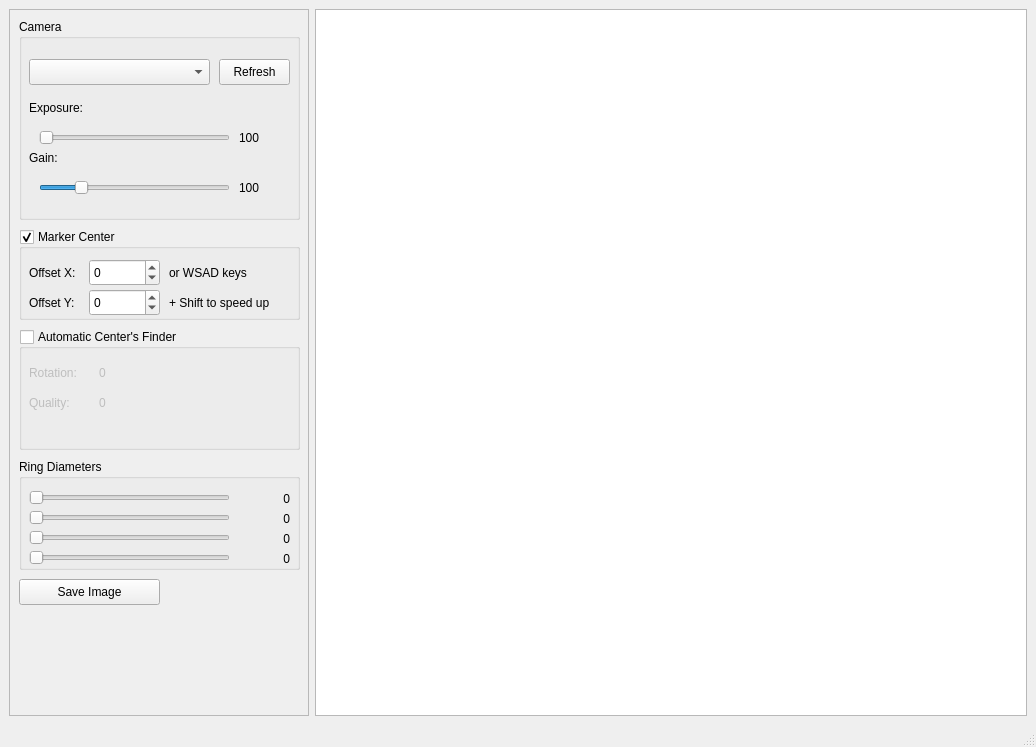
This is src/mainwindow.ui in bigbad3868/NewtonCollimationCamera as Qt 5 draws it before an edit. The edited form follows.
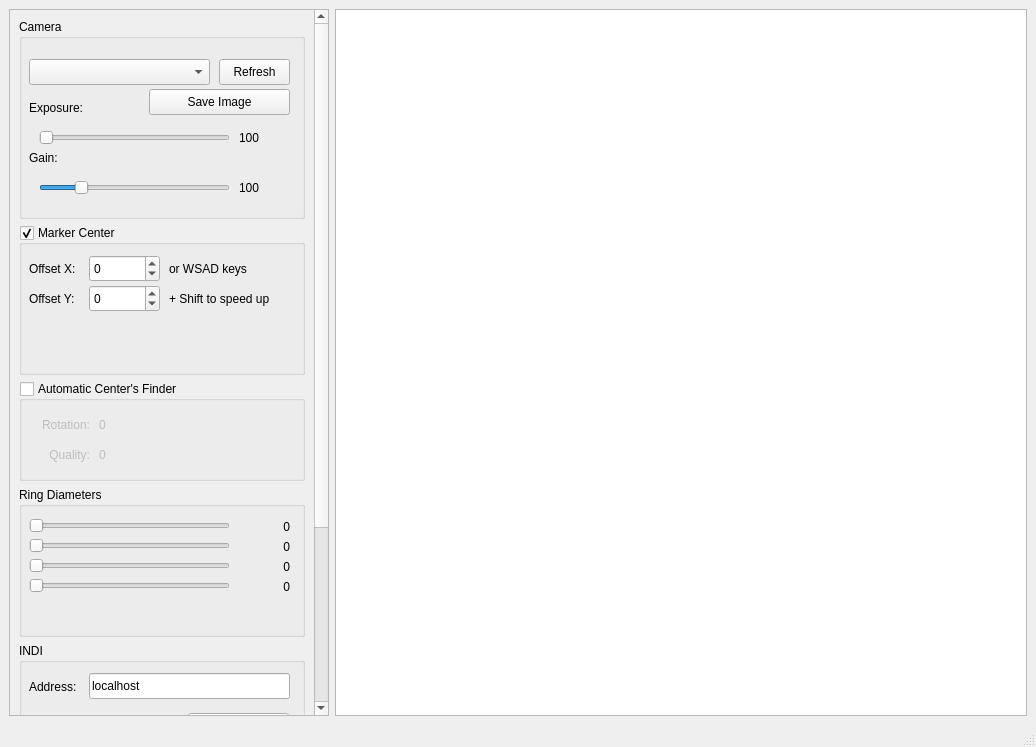
This is the edited form.

The edit to the form file:
```diff
--- a/src/mainwindow.ui
+++ b/src/mainwindow.ui
@@ -16,307 +16,45 @@
   <widget class="QWidget" name="centralwidget">
    <layout class="QHBoxLayout" name="horizontalLayout">
     <item>
-     <widget class="QFrame" name="frame">
+     <widget class="QScrollArea" name="scrollArea">
+      <property name="sizePolicy">
+       <sizepolicy hsizetype="Preferred" vsizetype="Expanding">
+        <horstretch>0</horstretch>
+        <verstretch>0</verstretch>
+       </sizepolicy>
+      </property>
       <property name="minimumSize">
        <size>
-        <width>300</width>
+        <width>320</width>
         <height>0</height>
        </size>
       </property>
-      <property name="frameShape">
-       <enum>QFrame::StyledPanel</enum>
-      </property>
-      <property name="frameShadow">
-       <enum>QFrame::Raised</enum>
-      </property>
-      <widget class="QGroupBox" name="markerCenter">
-       <property name="geometry">
-        <rect>
-         <x>10</x>
-         <y>220</y>
-         <width>281</width>
-         <height>91</height>
-        </rect>
-       </property>
-       <property name="title">
-        <string>Marker Center</string>
-       </property>
-       <property name="checkable">
+      <property name="widgetResizable">
         <bool>true</bool>
        </property>
-       <widget class="QLabel" name="label_3">
+      <widget class="QWidget" name="scrollAreaWidgetContents">
         <property name="geometry">
          <rect>
-          <x>10</x>
-          <y>60</y>
-          <width>58</width>
-          <height>27</height>
-         </rect>
-        </property>
-        <property name="text">
-         <string>Offset Y:</string>
-        </property>
-       </widget>
-       <widget class="QLabel" name="label_2">
-        <property name="geometry">
-         <rect>
-          <x>10</x>
-          <y>30</y>
-          <width>58</width>
-          <height>27</height>
-         </rect>
-        </property>
-        <property name="text">
-         <string>Offset X:</string>
-        </property>
-       </widget>
-       <widget class="QSpinBox" name="offsetX">
-        <property name="geometry">
-         <rect>
-          <x>70</x>
-          <y>30</y>
-          <width>71</width>
-          <height>27</height>
-         </rect>
-        </property>
-        <property name="minimum">
-         <number>-500</number>
-        </property>
-        <property name="maximum">
-         <number>500</number>
-        </property>
-       </widget>
-       <widget class="QLabel" name="label_6">
-        <property name="geometry">
-         <rect>
-          <x>150</x>
-          <y>30</y>
-          <width>121</width>
-          <height>27</height>
-         </rect>
-        </property>
-        <property name="text">
-         <string>or WSAD keys</string>
-        </property>
-       </widget>
-       <widget class="QLabel" name="label_7">
-        <property name="geometry">
-         <rect>
-          <x>150</x>
-          <y>60</y>
-          <width>121</width>
-          <height>27</height>
-         </rect>
-        </property>
-        <property name="text">
-         <string>+ Shift to speed up</string>
-        </property>
-       </widget>
-       <widget class="QSpinBox" name="offsetY">
-        <property name="geometry">
-         <rect>
-          <x>70</x>
-          <y>60</y>
-          <width>71</width>
-          <height>27</height>
-         </rect>
-        </property>
-        <property name="minimum">
-         <number>-500</number>
-        </property>
-        <property name="maximum">
-         <number>500</number>
-        </property>
-       </widget>
-      </widget>
-      <widget class="QGroupBox" name="groupBox_2">
-       <property name="geometry">
-        <rect>
-         <x>10</x>
-         <y>450</y>
-         <width>281</width>
-         <height>111</height>
-        </rect>
-       </property>
-       <property name="title">
-        <string>Ring Diameters</string>
-       </property>
-       <property name="checkable">
-        <bool>false</bool>
-       </property>
-       <widget class="QLabel" name="ringValue_1">
-        <property name="geometry">
-         <rect>
-          <x>220</x>
-          <y>30</y>
-          <width>51</width>
-          <height>20</height>
-         </rect>
-        </property>
-        <property name="text">
-         <string>0</string>
-        </property>
-        <property name="alignment">
-         <set>Qt::AlignRight|Qt::AlignTrailing|Qt::AlignVCenter</set>
-        </property>
-       </widget>
-       <widget class="QSlider" name="ringSlider_3">
-        <property name="geometry">
-         <rect>
-          <x>10</x>
-          <y>70</y>
-          <width>201</width>
-          <height>18</height>
-         </rect>
-        </property>
-        <property name="minimum">
-         <number>1</number>
-        </property>
-        <property name="maximum">
-         <number>1000</number>
-        </property>
-        <property name="pageStep">
-         <number>10</number>
-        </property>
-        <property name="value">
-         <number>1</number>
-        </property>
-        <property name="orientation">
-         <enum>Qt::Horizontal</enum>
-        </property>
-       </widget>
-       <widget class="QLabel" name="ringValue_4">
-        <property name="geometry">
-         <rect>
-          <x>220</x>
-          <y>90</y>
-          <width>51</width>
-          <height>20</height>
-         </rect>
-        </property>
-        <property name="text">
-         <string>0</string>
-        </property>
-        <property name="alignment">
-         <set>Qt::AlignRight|Qt::AlignTrailing|Qt::AlignVCenter</set>
-        </property>
-       </widget>
-       <widget class="QLabel" name="ringValue_3">
-        <property name="geometry">
-         <rect>
-          <x>220</x>
-          <y>70</y>
-          <width>51</width>
-          <height>20</height>
-         </rect>
-        </property>
-        <property name="text">
-         <string>0</string>
-        </property>
-        <property name="alignment">
-         <set>Qt::AlignRight|Qt::AlignTrailing|Qt::AlignVCenter</set>
-        </property>
-       </widget>
-       <widget class="QSlider" name="ringSlider_2">
-        <property name="geometry">
-         <rect>
-          <x>10</x>
-          <y>50</y>
-          <width>201</width>
-          <height>18</height>
-         </rect>
-        </property>
-        <property name="minimum">
-         <number>1</number>
-        </property>
-        <property name="maximum">
-         <number>1000</number>
-        </property>
-        <property name="pageStep">
-         <number>10</number>
-        </property>
-        <property name="value">
-         <number>1</number>
-        </property>
-        <property name="orientation">
-         <enum>Qt::Horizontal</enum>
-        </property>
-       </widget>
-       <widget class="QSlider" name="ringSlider_4">
-        <property name="geometry">
-         <rect>
-          <x>10</x>
-          <y>90</y>
-          <width>201</width>
-          <height>18</height>
-         </rect>
-        </property>
-        <property name="minimum">
-         <number>1</number>
-        </property>
-        <property name="maximum">
-         <number>1000</number>
-        </property>
-        <property name="pageStep">
-         <number>10</number>
-        </property>
-        <property name="value">
-         <number>1</number>
-        </property>
-        <property name="orientation">
-         <enum>Qt::Horizontal</enum>
-        </property>
-       </widget>
-       <widget class="QLabel" name="ringValue_2">
-        <property name="geometry">
-         <rect>
-          <x>220</x>
-          <y>50</y>
-          <width>51</width>
-          <height>20</height>
-         </rect>
-        </property>
-        <property name="text">
-         <string>0</string>
-        </property>
-        <property name="alignment">
-         <set>Qt::AlignRight|Qt::AlignTrailing|Qt::AlignVCenter</set>
-        </property>
-       </widget>
-       <widget class="QSlider" name="ringSlider_1">
-        <property name="geometry">
-         <rect>
-          <x>10</x>
-          <y>30</y>
-          <width>201</width>
-          <height>18</height>
-         </rect>
-        </property>
-        <property name="minimum">
-         <number>1</number>
-        </property>
-        <property name="maximum">
-         <number>1000</number>
-        </property>
-        <property name="pageStep">
-         <number>10</number>
-        </property>
-        <property name="value">
-         <number>1</number>
-        </property>
-        <property name="orientation">
-         <enum>Qt::Horizontal</enum>
-        </property>
-       </widget>
-      </widget>
+         <x>0</x>
+         <y>-267</y>
+         <width>304</width>
+         <height>948</height>
+        </rect>
+       </property>
+       <layout class="QVBoxLayout" name="verticalLayout">
+        <item>
       <widget class="QGroupBox" name="groupBox_3">
-       <property name="geometry">
-        <rect>
-         <x>10</x>
-         <y>10</y>
-         <width>281</width>
-         <height>201</height>
-        </rect>
+          <property name="sizePolicy">
+           <sizepolicy hsizetype="Preferred" vsizetype="Fixed">
+            <horstretch>0</horstretch>
+            <verstretch>0</verstretch>
+           </sizepolicy>
+          </property>
+          <property name="minimumSize">
+           <size>
+            <width>0</width>
+            <height>200</height>
+           </size>
        </property>
        <property name="title">
         <string>Camera</string>
@@ -440,12 +178,11 @@
          <string>Refresh</string>
         </property>
        </widget>
-      </widget>
       <widget class="QPushButton" name="pushButton">
        <property name="geometry">
         <rect>
-         <x>10</x>
-         <y>570</y>
+             <x>130</x>
+             <y>70</y>
          <width>141</width>
          <height>26</height>
         </rect>
@@ -454,14 +191,127 @@
         <string>Save Image</string>
        </property>
       </widget>
+         </widget>
+        </item>
+        <item>
+         <widget class="QGroupBox" name="markerCenter">
+          <property name="sizePolicy">
+           <sizepolicy hsizetype="Preferred" vsizetype="Fixed">
+            <horstretch>0</horstretch>
+            <verstretch>0</verstretch>
+           </sizepolicy>
+          </property>
+          <property name="minimumSize">
+           <size>
+            <width>0</width>
+            <height>150</height>
+           </size>
+          </property>
+          <property name="title">
+           <string>Marker Center</string>
+          </property>
+          <property name="checkable">
+           <bool>true</bool>
+          </property>
+          <widget class="QLabel" name="label_3">
+           <property name="geometry">
+            <rect>
+             <x>10</x>
+             <y>60</y>
+             <width>58</width>
+             <height>27</height>
+            </rect>
+           </property>
+           <property name="text">
+            <string>Offset Y:</string>
+           </property>
+          </widget>
+          <widget class="QLabel" name="label_2">
+           <property name="geometry">
+            <rect>
+             <x>10</x>
+             <y>30</y>
+             <width>58</width>
+             <height>27</height>
+            </rect>
+           </property>
+           <property name="text">
+            <string>Offset X:</string>
+           </property>
+          </widget>
+          <widget class="QSpinBox" name="offsetX">
+           <property name="geometry">
+            <rect>
+             <x>70</x>
+             <y>30</y>
+             <width>71</width>
+             <height>27</height>
+            </rect>
+           </property>
+           <property name="minimum">
+            <number>-500</number>
+           </property>
+           <property name="maximum">
+            <number>500</number>
+           </property>
+          </widget>
+          <widget class="QLabel" name="label_6">
+           <property name="geometry">
+            <rect>
+             <x>150</x>
+             <y>30</y>
+             <width>121</width>
+             <height>27</height>
+            </rect>
+           </property>
+           <property name="text">
+            <string>or WSAD keys</string>
+           </property>
+          </widget>
+          <widget class="QLabel" name="label_7">
+           <property name="geometry">
+            <rect>
+             <x>150</x>
+             <y>60</y>
+             <width>121</width>
+             <height>27</height>
+            </rect>
+           </property>
+           <property name="text">
+            <string>+ Shift to speed up</string>
+           </property>
+          </widget>
+          <widget class="QSpinBox" name="offsetY">
+           <property name="geometry">
+            <rect>
+             <x>70</x>
+             <y>60</y>
+             <width>71</width>
+             <height>27</height>
+            </rect>
+           </property>
+           <property name="minimum">
+            <number>-500</number>
+           </property>
+           <property name="maximum">
+            <number>500</number>
+           </property>
+          </widget>
+         </widget>
+        </item>
+        <item>
       <widget class="QGroupBox" name="autoCenter">
-       <property name="geometry">
-        <rect>
-         <x>10</x>
-         <y>320</y>
-         <width>281</width>
-         <height>121</height>
-        </rect>
+          <property name="sizePolicy">
+           <sizepolicy hsizetype="Preferred" vsizetype="Fixed">
+            <horstretch>0</horstretch>
+            <verstretch>0</verstretch>
+           </sizepolicy>
+          </property>
+          <property name="minimumSize">
+           <size>
+            <width>0</width>
+            <height>100</height>
+           </size>
        </property>
        <property name="title">
         <string>Automatic Center's Finder</string>
@@ -510,6 +360,9 @@
         <property name="text">
          <string>Rotation:</string>
         </property>
+           <property name="alignment">
+            <set>Qt::AlignRight|Qt::AlignTrailing|Qt::AlignVCenter</set>
+           </property>
        </widget>
        <widget class="QLabel" name="label_9">
         <property name="geometry">
@@ -523,7 +376,312 @@
         <property name="text">
          <string>Quality:</string>
         </property>
-       </widget>
+           <property name="alignment">
+            <set>Qt::AlignRight|Qt::AlignTrailing|Qt::AlignVCenter</set>
+           </property>
+          </widget>
+         </widget>
+        </item>
+        <item>
+         <widget class="QGroupBox" name="groupBox_2">
+          <property name="sizePolicy">
+           <sizepolicy hsizetype="Preferred" vsizetype="Fixed">
+            <horstretch>0</horstretch>
+            <verstretch>0</verstretch>
+           </sizepolicy>
+          </property>
+          <property name="minimumSize">
+           <size>
+            <width>0</width>
+            <height>150</height>
+           </size>
+          </property>
+          <property name="title">
+           <string>Ring Diameters</string>
+          </property>
+          <property name="checkable">
+           <bool>false</bool>
+          </property>
+          <widget class="QLabel" name="ringValue_1">
+           <property name="geometry">
+            <rect>
+             <x>220</x>
+             <y>30</y>
+             <width>51</width>
+             <height>20</height>
+            </rect>
+           </property>
+           <property name="text">
+            <string>0</string>
+           </property>
+           <property name="alignment">
+            <set>Qt::AlignRight|Qt::AlignTrailing|Qt::AlignVCenter</set>
+           </property>
+          </widget>
+          <widget class="QSlider" name="ringSlider_3">
+           <property name="geometry">
+            <rect>
+             <x>10</x>
+             <y>70</y>
+             <width>201</width>
+             <height>18</height>
+            </rect>
+           </property>
+           <property name="minimum">
+            <number>1</number>
+           </property>
+           <property name="maximum">
+            <number>1000</number>
+           </property>
+           <property name="pageStep">
+            <number>10</number>
+           </property>
+           <property name="value">
+            <number>1</number>
+           </property>
+           <property name="orientation">
+            <enum>Qt::Horizontal</enum>
+           </property>
+          </widget>
+          <widget class="QLabel" name="ringValue_4">
+           <property name="geometry">
+            <rect>
+             <x>220</x>
+             <y>90</y>
+             <width>51</width>
+             <height>20</height>
+            </rect>
+           </property>
+           <property name="text">
+            <string>0</string>
+           </property>
+           <property name="alignment">
+            <set>Qt::AlignRight|Qt::AlignTrailing|Qt::AlignVCenter</set>
+           </property>
+          </widget>
+          <widget class="QLabel" name="ringValue_3">
+           <property name="geometry">
+            <rect>
+             <x>220</x>
+             <y>70</y>
+             <width>51</width>
+             <height>20</height>
+            </rect>
+           </property>
+           <property name="text">
+            <string>0</string>
+           </property>
+           <property name="alignment">
+            <set>Qt::AlignRight|Qt::AlignTrailing|Qt::AlignVCenter</set>
+           </property>
+          </widget>
+          <widget class="QSlider" name="ringSlider_2">
+           <property name="geometry">
+            <rect>
+             <x>10</x>
+             <y>50</y>
+             <width>201</width>
+             <height>18</height>
+            </rect>
+           </property>
+           <property name="minimum">
+            <number>1</number>
+           </property>
+           <property name="maximum">
+            <number>1000</number>
+           </property>
+           <property name="pageStep">
+            <number>10</number>
+           </property>
+           <property name="value">
+            <number>1</number>
+           </property>
+           <property name="orientation">
+            <enum>Qt::Horizontal</enum>
+           </property>
+          </widget>
+          <widget class="QSlider" name="ringSlider_4">
+           <property name="geometry">
+            <rect>
+             <x>10</x>
+             <y>90</y>
+             <width>201</width>
+             <height>18</height>
+            </rect>
+           </property>
+           <property name="minimum">
+            <number>1</number>
+           </property>
+           <property name="maximum">
+            <number>1000</number>
+           </property>
+           <property name="pageStep">
+            <number>10</number>
+           </property>
+           <property name="value">
+            <number>1</number>
+           </property>
+           <property name="orientation">
+            <enum>Qt::Horizontal</enum>
+           </property>
+          </widget>
+          <widget class="QLabel" name="ringValue_2">
+           <property name="geometry">
+            <rect>
+             <x>220</x>
+             <y>50</y>
+             <width>51</width>
+             <height>20</height>
+            </rect>
+           </property>
+           <property name="text">
+            <string>0</string>
+           </property>
+           <property name="alignment">
+            <set>Qt::AlignRight|Qt::AlignTrailing|Qt::AlignVCenter</set>
+           </property>
+          </widget>
+          <widget class="QSlider" name="ringSlider_1">
+           <property name="geometry">
+            <rect>
+             <x>10</x>
+             <y>30</y>
+             <width>201</width>
+             <height>18</height>
+            </rect>
+           </property>
+           <property name="minimum">
+            <number>1</number>
+           </property>
+           <property name="maximum">
+            <number>1000</number>
+           </property>
+           <property name="pageStep">
+            <number>10</number>
+           </property>
+           <property name="value">
+            <number>1</number>
+           </property>
+           <property name="orientation">
+            <enum>Qt::Horizontal</enum>
+           </property>
+          </widget>
+         </widget>
+        </item>
+        <item>
+         <widget class="QGroupBox" name="groupBox">
+          <property name="minimumSize">
+           <size>
+            <width>0</width>
+            <height>100</height>
+           </size>
+          </property>
+          <property name="title">
+           <string>INDI</string>
+          </property>
+          <widget class="QLabel" name="label_4">
+           <property name="geometry">
+            <rect>
+             <x>10</x>
+             <y>30</y>
+             <width>58</width>
+             <height>27</height>
+            </rect>
+           </property>
+           <property name="text">
+            <string>Address:</string>
+           </property>
+          </widget>
+          <widget class="QLineEdit" name="indiAddress">
+           <property name="geometry">
+            <rect>
+             <x>70</x>
+             <y>30</y>
+             <width>201</width>
+             <height>26</height>
+            </rect>
+           </property>
+           <property name="text">
+            <string>localhost</string>
+           </property>
+          </widget>
+          <widget class="QPushButton" name="indiConnect">
+           <property name="geometry">
+            <rect>
+             <x>169</x>
+             <y>70</y>
+             <width>101</width>
+             <height>26</height>
+            </rect>
+           </property>
+           <property name="text">
+            <string>Connect</string>
+           </property>
+          </widget>
+         </widget>
+        </item>
+        <item>
+         <widget class="QGroupBox" name="groupBox_4">
+          <property name="minimumSize">
+           <size>
+            <width>0</width>
+            <height>200</height>
+           </size>
+          </property>
+          <property name="title">
+           <string>INDI Falcon Rotator</string>
+          </property>
+          <widget class="QLabel" name="label_10">
+           <property name="geometry">
+            <rect>
+             <x>10</x>
+             <y>30</y>
+             <width>61</width>
+             <height>27</height>
+            </rect>
+           </property>
+           <property name="text">
+            <string>Angle:</string>
+           </property>
+           <property name="alignment">
+            <set>Qt::AlignRight|Qt::AlignTrailing|Qt::AlignVCenter</set>
+           </property>
+          </widget>
+          <widget class="QLabel" name="indiFalconAnglePreview">
+           <property name="geometry">
+            <rect>
+             <x>80</x>
+             <y>30</y>
+             <width>51</width>
+             <height>27</height>
+            </rect>
+           </property>
+           <property name="text">
+            <string>0</string>
+           </property>
+          </widget>
+          <widget class="QDoubleSpinBox" name="indiFalconAngle">
+           <property name="geometry">
+            <rect>
+             <x>170</x>
+             <y>30</y>
+             <width>101</width>
+             <height>27</height>
+            </rect>
+           </property>
+           <property name="decimals">
+            <number>3</number>
+           </property>
+           <property name="minimum">
+            <double>-180.000000000000000</double>
+           </property>
+           <property name="maximum">
+            <double>180.000000000000000</double>
+           </property>
+          </widget>
+         </widget>
+        </item>
+       </layout>
       </widget>
      </widget>
     </item>
```
Lines whose indentation alone changed are shown as unchanged.
